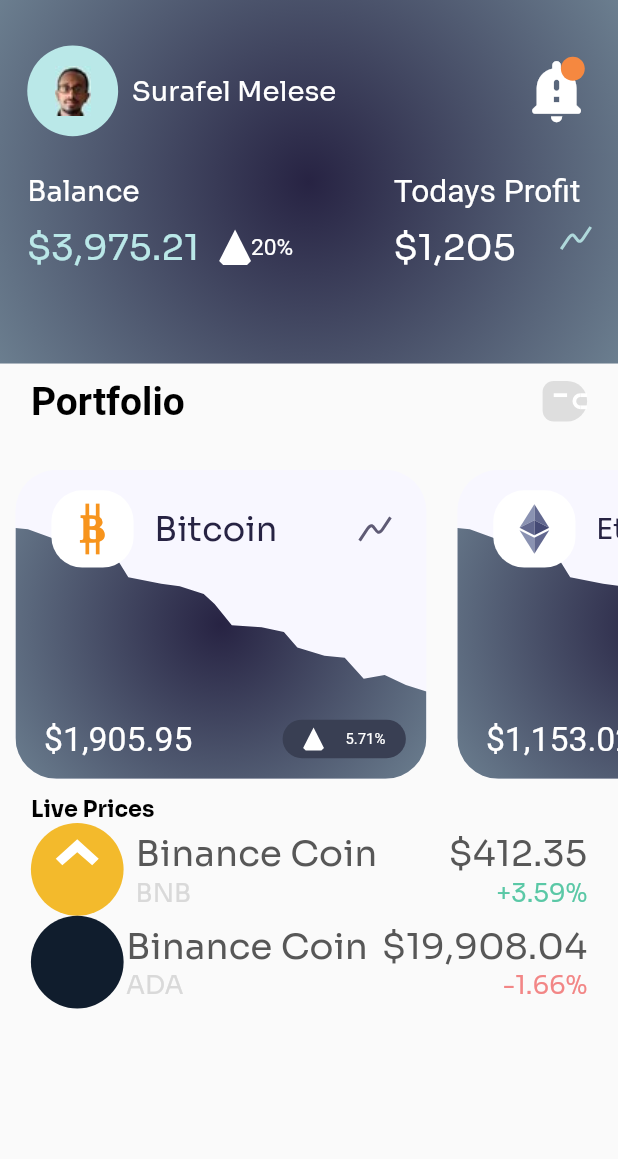
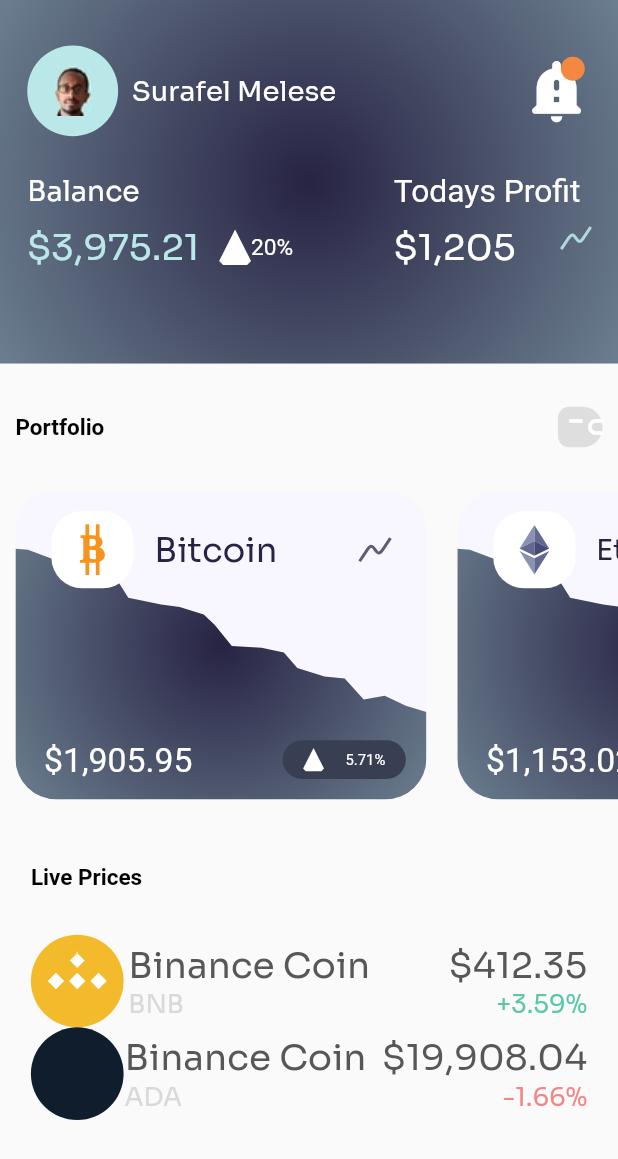
Before and after one commit to dalyathan/Kriptow, a Flutter app: the screen it shows after launch, on a phone screen of 412 x 824 dp. Shown: the top 1159 px of the screen. Run offline on Flutter 3.47's test engine with Material 2 defaults, Android fonts, the phone set to English and light mode, and no system bars; our stand-ins replace google_fonts; Roboto replaces fonts that are missing (Spartan).

Commit message:
remaking the binance coin icon

```diff
--- /dev/null
+++ b/lib/painters/binance_coin copy.dart
@@ -0,0 +1,77 @@
+import 'package:flutter/material.dart';
+import 'dart:math';
+
+class BinanceCoinIconForegroundPainter extends CustomPainter {
+  late Size iconSize;
+  late double overallOffsetRatio;
+  late double thicknessRatio;
+  late double gapRatio;
+  late Paint brush;
+  late Canvas myCanvas;
+  @override
+  void paint(Canvas canvas, Size size) {
+    iconSize = size;
+    myCanvas = canvas;
+    overallOffsetRatio = 0.275;
+    thicknessRatio = 0.125;
+    gapRatio = 0.5 - 1.5 * thicknessRatio;
+    //draw the background
+    brush = Paint();
+    brush.color = Colors.white;
+    brush.strokeWidth = 2.5;
+    brush.style = PaintingStyle.fill;
+    drawLeftDiamond();
+    drawCenterDiamond();
+    drawRightDiamond();
+    drawTopArrow();
+  }
+
+  drawLeftDiamond() {
+    Offset A = Offset(iconSize.width * overallOffsetRatio,
+        iconSize.height * overallOffsetRatio);
+    Offset B = Offset(A.dx + iconSize.width * thicknessRatio, A.dy);
+    Offset E = Offset(A.dx, A.dy + iconSize.height * thicknessRatio);
+    Offset F = Offset(B.dx, E.dy);
+    myCanvas.drawPath(Path()..addPolygon([A, B, F, E], true), brush);
+  }
+
+  drawCenterDiamond() {
+    Offset K = Offset(iconSize.width * (0.5 - thicknessRatio / 2),
+        iconSize.height * (0.5 - thicknessRatio / 2));
+
+    Offset L = Offset(iconSize.width * (0.5 + thicknessRatio / 2), K.dy);
+    Offset M = Offset(K.dx, K.dy + iconSize.width * thicknessRatio);
+    Offset N = Offset(L.dx, M.dy);
+    myCanvas.drawPath(Path()..addPolygon([K, L, N, M], true), brush);
+  }
+
+  drawRightDiamond() {
+    Offset S = Offset(
+        iconSize.width * (1 - overallOffsetRatio - thicknessRatio),
+        iconSize.height * (1 - overallOffsetRatio - thicknessRatio));
+    Offset T = Offset(iconSize.width * (1 - overallOffsetRatio), S.dy);
+    Offset W = Offset(S.dx, iconSize.height * (1 - overallOffsetRatio));
+    Offset X = Offset(T.dx, W.dy);
+    myCanvas.drawPath(Path()..addPolygon([S, T, X, W], true), brush);
+  }
+
+  drawTopArrow() {
+    Offset C = Offset(
+        iconSize.width * (overallOffsetRatio + thicknessRatio + gapRatio),
+        iconSize.height * overallOffsetRatio);
+    Offset D = Offset(iconSize.width * (1 - overallOffsetRatio),
+        iconSize.height * overallOffsetRatio);
+    Offset P = Offset(D.dx,
+        iconSize.height * (1 - overallOffsetRatio - thicknessRatio - gapRatio));
+    Offset O = Offset(
+        iconSize.width * (1 - overallOffsetRatio - thicknessRatio), P.dy);
+    Offset H =
+        Offset(O.dx, iconSize.height * (overallOffsetRatio + thicknessRatio));
+    Offset G = Offset(C.dx, H.dy);
+
+    myCanvas.drawPath(Path()..addPolygon([C, D, P, O, H, G], true), brush);
+  }
+
+  @override
+  bool shouldRepaint(covariant CustomPainter oldDelegate) => true;
+}
--- /dev/null
+++ b/lib/painters/binance_coin_copy.dart
@@ -0,0 +1,23 @@
+import 'package:flutter/material.dart';
+import 'dart:math';
+
+class BinanceCoinIconBackgroundPainter extends CustomPainter {
+  late Size iconSize;
+  @override
+  void paint(Canvas canvas, Size size) {
+    iconSize = size;
+    double overallOffsetRatio = 0.225;
+    const Color iconBackgroundColor = Color.fromRGBO(243, 186, 44, 1);
+    //draw the background
+    Paint brush = Paint();
+    brush.color = iconBackgroundColor;
+    brush.strokeWidth = 2.5;
+    brush.style = PaintingStyle.fill;
+
+    canvas.drawCircle(
+        Offset(size.width * 0.5, size.height * 0.5), size.width * 0.5, brush);
+  }
+
+  @override
+  bool shouldRepaint(covariant CustomPainter oldDelegate) => true;
+}
--- a/lib/screens/home.dart
+++ b/lib/screens/home.dart
@@ -12,11 +12,9 @@ class Home extends StatelessWidget {
   @override
   Widget build(BuildContext context) {
     Size size = MediaQuery.of(context).size;
-    double borderRadiusRatio = 0.1;
-    double overlapRatio = 0.05;
     double headerAspectRatio = 1.7;
     double horizontalPaddingRatio = 0.025;
-    double verticalPaddingRatio = 0.025;
+    double verticalPaddingRatio = 0.035;
     return Scaffold(
       body: SafeArea(
         child: SingleChildScrollView(
@@ -30,15 +28,16 @@ class Home extends StatelessWidget {
                 children: [
                   Padding(
                       padding: EdgeInsets.symmetric(
-                          vertical: size.width * verticalPaddingRatio,
-                          horizontal: size.height * horizontalPaddingRatio),
+                          vertical: size.height * verticalPaddingRatio,
+                          horizontal: size.width * horizontalPaddingRatio),
                       child: PortfolioHeader(
                         height: size.height * 0.045,
                       )),
                   Padding(
                       padding: EdgeInsets.only(
-                          left: size.width * horizontalPaddingRatio,
-                          top: size.height * verticalPaddingRatio),
+                        left: size.width *
+                            horizontalPaddingRatio, /*top: size.height * verticalPaddingRatio*/
+                      ),
                       child: GraphRow(
                         height: size.height * 0.25,
                       )),
--- a/lib/widgets/containers/live_prices/live_price_tab.dart
+++ b/lib/widgets/containers/live_prices/live_price_tab.dart
@@ -1,4 +1,3 @@
-import 'package:drrrible_nuha_maulana_ahsan_crypto_app/widgets/icons/binance_coin.dart';
 import 'package:drrrible_nuha_maulana_ahsan_crypto_app/widgets/icons/supertype.dart';
 import 'package:flutter/material.dart';
 import 'package:google_fonts/google_fonts.dart';
@@ -58,7 +57,7 @@ class LivePriceTab extends StatelessWidget {
           ],
         ),
         const Spacer(
-          flex: 6,
+          flex: 17,
         ),
         Column(
           crossAxisAlignment: CrossAxisAlignment.end,
--- a/lib/widgets/containers/live_prices/live_prices.dart
+++ b/lib/widgets/containers/live_prices/live_prices.dart
@@ -1,6 +1,7 @@
-import 'package:drrrible_nuha_maulana_ahsan_crypto_app/widgets/containers/live_prices/live_price_tab.dart';
-import 'package:drrrible_nuha_maulana_ahsan_crypto_app/widgets/icons/binance_coin.dart';
-import 'package:drrrible_nuha_maulana_ahsan_crypto_app/widgets/icons/cardano.dart';
+import 'package:drrrible_nuha_maulana_ahsan_crypto_app/widgets/icons/binance_coin_copy.dart';
+
+import '/widgets/containers/live_prices/live_price_tab.dart';
+import '/widgets/icons/cardano.dart';
 import 'package:flutter/material.dart';
 import 'package:google_fonts/google_fonts.dart';
 
@@ -11,10 +12,22 @@ class LivePrices extends StatelessWidget {
   @override
   Widget build(BuildContext context) {
     size = MediaQuery.of(context).size;
+    double verticalPaddingRatio = 0.035;
+
     return Column(
       crossAxisAlignment: CrossAxisAlignment.start,
       children: [
-        title("Live Prices"),
+        Padding(
+          padding: EdgeInsets.symmetric(
+            vertical: size.height * verticalPaddingRatio,
+          ),
+          child: Text("Live Prices",
+              style: GoogleFonts.spartan(
+                  color: Colors.black,
+                  fontWeight: FontWeight.bold,
+                  fontSize: 15)),
+        ),
+        //title(),
         LivePriceTab(
           height: size.width * 0.15,
           amountTransacted: '412.35',
@@ -30,13 +43,14 @@ class LivePrices extends StatelessWidget {
           name: 'Binance Coin',
           percentChange: '-1.66',
           shortName: 'ADA',
-        )
+        ),
       ],
     );
   }
 
   Widget title(String heading) => SizedBox(
-        width: size.width * 0.2,
+        height: size.height * 0.07,
+        width: size.width * 0.25,
         child: FittedBox(
           fit: BoxFit.fitWidth,
           child: Text(heading,
--- a/lib/widgets/containers/portfolio/portfolio_header.dart
+++ b/lib/widgets/containers/portfolio/portfolio_header.dart
@@ -8,20 +8,31 @@ class PortfolioHeader extends StatelessWidget {
 
   @override
   Widget build(BuildContext context) {
+    Size size = MediaQuery.of(context).size;
     return Row(
       mainAxisAlignment: MainAxisAlignment.spaceBetween,
       children: [
-        SizedBox(
-          height: height * 0.8,
-          child: FittedBox(
-            fit: BoxFit.fitHeight,
-            child: Text('Portfolio',
-                style: GoogleFonts.spartan(
-                    color: Colors.black, fontWeight: FontWeight.bold)),
-          ),
-        ),
+        Text('Portfolio',
+            style: GoogleFonts.spartan(
+                color: Colors.black,
+                fontWeight: FontWeight.bold,
+                fontSize: 15)),
+        // ),
+        // ),
         PortfolioIcon(width: height * 0.8)
       ],
     );
   }
 }
+/**
+ * SizedBox(
+          height: height * 0.8,
+          width: size.width * 0.25,
+          child: FittedBox(
+            fit: BoxFit.fitWidth,
+            child: Text('Portfolio',
+                style: GoogleFonts.spartan(
+                    color: Colors.black, fontWeight: FontWeight.bold)),
+          ),
+        )
+ */
--- a/lib/widgets/icons/binance_coin.dart
+++ b/lib/widgets/icons/binance_coin.dart
@@ -8,8 +8,9 @@ class BinanceCoinIcon extends SuperTypeIcon {
 
   @override
   Widget build(BuildContext context) {
+    double aspectRatio = 1;
     return CustomPaint(
-      size: Size.square(height),
+      size: Size(height * aspectRatio, height),
       painter: BinanceCoinIconPainter(),
     );
   }
--- /dev/null
+++ b/lib/widgets/icons/binance_coin_copy.dart
@@ -0,0 +1,25 @@
+import '/painters/binance_coin%20copy.dart';
+import 'dart:math';
+import '/painters/binance_coin_copy.dart';
+import 'package:flutter/material.dart';
+
+import 'supertype.dart';
+
+class BinanceCoinIcon extends SuperTypeIcon {
+  BinanceCoinIcon({Key? key}) : super(key: key);
+
+  @override
+  Widget build(BuildContext context) {
+    double aspectRatio = 1;
+    return CustomPaint(
+      size: Size(height * aspectRatio, height),
+      painter: BinanceCoinIconBackgroundPainter(),
+      child: Transform.rotate(
+        angle: -atan(aspectRatio),
+        child: CustomPaint(
+            size: Size(height * aspectRatio, height),
+            painter: BinanceCoinIconForegroundPainter()),
+      ),
+    );
+  }
+}
```
Also changed, not shown: lib/painters/binance_coin.dart (+51 -14 lines), lib/util/vector.dart (added, +42 -0 lines).
